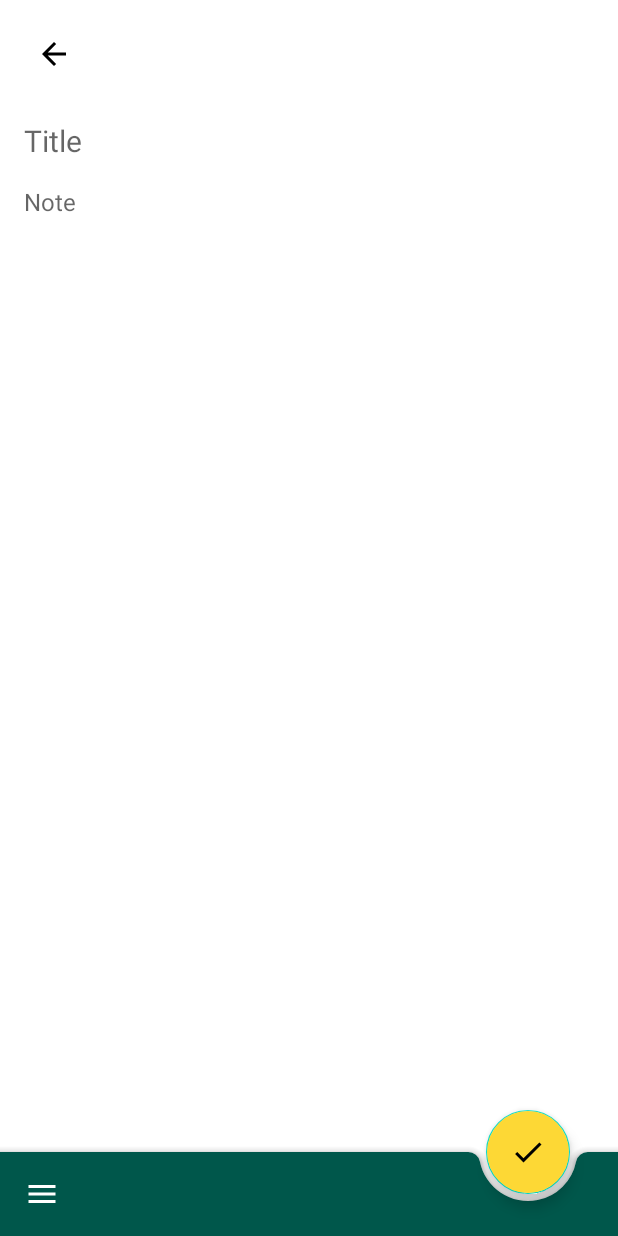
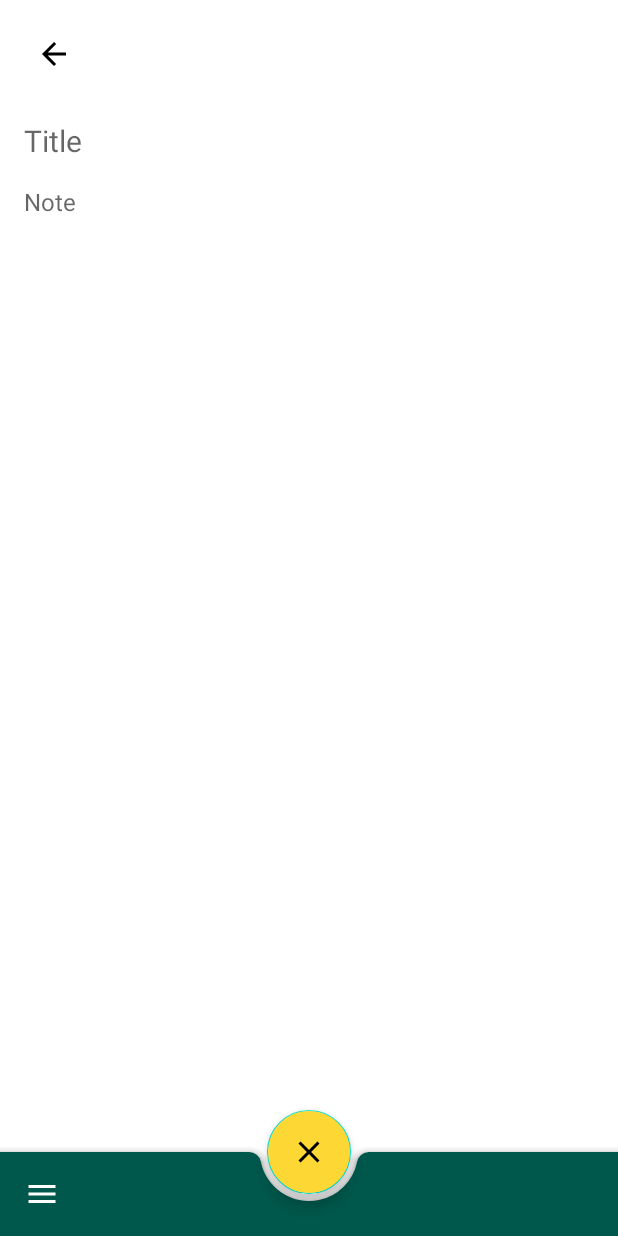
Before and after one commit to iamarjun/ObviousNotes, an Android app: the CreateNoteFragment screen opened through its navigation route, after a tap on an icon or button, on a phone screen of 412 x 824 dp. Run offline under Robolectric (Android 15) with nearby library versions, the phone set to English and light mode, and no system bars.

Commit message:
basic navigation

```diff
--- a/app/src/main/java/com/example/obviousnotes/MainActivity.kt
+++ b/app/src/main/java/com/example/obviousnotes/MainActivity.kt
@@ -10,18 +10,9 @@ import kotlinx.android.synthetic.main.activity_main.*
 
 class MainActivity : AppCompatActivity(R.layout.activity_main) {
 
-    private lateinit var navController: NavController
-
     override fun onCreate(savedInstanceState: Bundle?) {
         super.onCreate(savedInstanceState)
 
         setSupportActionBar(bar)
-
-        fab.setOnClickListener {
-            findNavController(R.id.nav_host_fragment).navigate(R.id.action_notesListFragment_to_createNoteFragment)
-            bar.fabAlignmentMode = BottomAppBar.FAB_ALIGNMENT_MODE_END
-            fab.setImageDrawable(ContextCompat.getDrawable(this, R.drawable.ic_check))
-        }
-
     }
 }
--- a/app/src/main/java/com/example/obviousnotes/createNote/CreateNoteFragment.kt
+++ b/app/src/main/java/com/example/obviousnotes/createNote/CreateNoteFragment.kt
@@ -1,8 +1,18 @@
 package com.example.obviousnotes.createNote
 
 import android.os.Bundle
+import android.view.View
+import androidx.core.content.ContextCompat
 import androidx.fragment.app.Fragment
+import androidx.lifecycle.ViewModelProviders
+import androidx.navigation.NavController
+import androidx.navigation.Navigation
+import com.example.obviousnotes.MainActivity
+import com.example.obviousnotes.NotesViewModel
 import com.example.obviousnotes.R
+import com.google.android.material.bottomappbar.BottomAppBar
+import com.google.android.material.floatingactionbutton.FloatingActionButton
+import kotlinx.android.synthetic.main.activity_main.*
 
 
 class CreateNoteFragment : Fragment(R.layout.create_note_fragment) {
@@ -12,12 +22,38 @@ class CreateNoteFragment : Fragment(R.layout.create_note_fragment) {
             CreateNoteFragment()
     }
 
-//    private lateinit var viewModel: CreateNoteViewModel
+    private lateinit var viewModel: NotesViewModel
+    private lateinit var navController: NavController
+    private var fab: FloatingActionButton? = null
+    private var bar: BottomAppBar? = null
+
+
+    override fun onViewCreated(view: View, savedInstanceState: Bundle?) {
+        super.onViewCreated(view, savedInstanceState)
+
+        navController = Navigation.findNavController(view)
+
+        bar = (activity as MainActivity).bar
+        bar?.fabAnimationMode = BottomAppBar.FAB_ANIMATION_MODE_SLIDE
+
+        fab = (activity as MainActivity).fab
+        fab?.setOnClickListener {
+            bar?.fabAlignmentMode = BottomAppBar.FAB_ALIGNMENT_MODE_CENTER
+            navController.navigate(R.id.action_createNoteFragment_to_noteDetailsFragment)
+
+            (it as FloatingActionButton).setImageDrawable(
+                ContextCompat.getDrawable(
+                    context!!,
+                    R.drawable.ic_close
+                )
+            )
+        }
+    }
 
 
     override fun onActivityCreated(savedInstanceState: Bundle?) {
         super.onActivityCreated(savedInstanceState)
-//        viewModel = ViewModelProviders.of(this).get(CreateNoteViewModel::class.java)
+        viewModel = ViewModelProviders.of(this).get(NotesViewModel::class.java)
         // TODO: Use the ViewModel
     }
 
--- a/app/src/main/java/com/example/obviousnotes/noteList/model/Note.kt
+++ b/app/src/main/java/com/example/obviousnotes/model/Note.kt
@@ -1,4 +1,4 @@
-package com.example.obviousnotes.noteList.model
+package com.example.obviousnotes.model
 
 data class Note(
     val title: String,
--- a/app/src/main/java/com/example/obviousnotes/noteDetails/NoteDetailsFragment.kt
+++ b/app/src/main/java/com/example/obviousnotes/noteDetails/NoteDetailsFragment.kt
@@ -8,8 +8,17 @@ import android.view.ViewGroup
 import android.widget.ImageView
 import androidx.appcompat.widget.AppCompatEditText
 import androidx.appcompat.widget.AppCompatImageView
+import androidx.core.content.ContextCompat
+import androidx.lifecycle.ViewModelProviders
+import androidx.navigation.NavController
+import androidx.navigation.Navigation
+import com.example.obviousnotes.MainActivity
+import com.example.obviousnotes.NotesViewModel
 import com.example.obviousnotes.R
+import com.google.android.material.bottomappbar.BottomAppBar
+import com.google.android.material.floatingactionbutton.FloatingActionButton
 import com.google.android.material.textview.MaterialTextView
+import kotlinx.android.synthetic.main.activity_main.*
 import kotlinx.android.synthetic.main.create_note_fragment.view.*
 
 
@@ -24,11 +33,16 @@ class NoteDetailsFragment : Fragment(R.layout.create_note_fragment) {
     private var timeStamp: MaterialTextView? = null
     private var title: AppCompatEditText? = null
     private var content: AppCompatEditText? = null
+    private var fab: FloatingActionButton? = null
+    private var bar: BottomAppBar? = null
 
-//    private lateinit var viewModel: NoteDetailsViewModel
+    private lateinit var viewModel: NotesViewModel
+    private lateinit var navController: NavController
 
     override fun onViewCreated(view: View, savedInstanceState: Bundle?) {
         super.onViewCreated(view, savedInstanceState)
+
+        navController = Navigation.findNavController(view)
 
         back = view.back
         timeStamp = view.timeStamp
@@ -37,11 +51,26 @@ class NoteDetailsFragment : Fragment(R.layout.create_note_fragment) {
         content = view.content
         content?.isEnabled = false
 
+        bar = (activity as MainActivity).bar
+        bar?.fabAnimationMode = BottomAppBar.FAB_ANIMATION_MODE_SCALE
+
+        fab = (activity as MainActivity).fab
+        fab?.setOnClickListener {
+            bar?.fabAlignmentMode = BottomAppBar.FAB_ALIGNMENT_MODE_CENTER
+            navController.navigate(R.id.action_noteDetailsFragment_to_notesListFragment)
+            (it as FloatingActionButton).setImageDrawable(
+                ContextCompat.getDrawable(
+                    context!!,
+                    R.drawable.ic_add
+                )
+            )
+        }
+
     }
 
     override fun onActivityCreated(savedInstanceState: Bundle?) {
         super.onActivityCreated(savedInstanceState)
-//        viewModel = ViewModelProviders.of(this).get(NoteDetailsViewModel::class.java)
+        viewModel = ViewModelProviders.of(this).get(NotesViewModel::class.java)
         // TODO: Use the ViewModel
     }
 
--- a/app/src/main/java/com/example/obviousnotes/noteList/NotesListAdapter.kt
+++ b/app/src/main/java/com/example/obviousnotes/noteList/NotesListAdapter.kt
@@ -5,7 +5,7 @@ import android.view.View
 import android.view.ViewGroup
 import androidx.recyclerview.widget.RecyclerView
 import com.example.obviousnotes.R
-import com.example.obviousnotes.noteList.model.Note
+import com.example.obviousnotes.model.Note
 import kotlinx.android.synthetic.main.layout_note_item.view.*
 
 class NotesListAdapter : RecyclerView.Adapter<NotesListAdapter.NotesListViewHolder>() {
--- a/app/src/main/java/com/example/obviousnotes/noteList/NotesListFragment.kt
+++ b/app/src/main/java/com/example/obviousnotes/noteList/NotesListFragment.kt
@@ -2,10 +2,19 @@ package com.example.obviousnotes.noteList
 
 import android.os.Bundle
 import android.view.View
+import androidx.core.content.ContextCompat
 import androidx.fragment.app.Fragment
+import androidx.lifecycle.ViewModelProviders
+import androidx.navigation.NavController
+import androidx.navigation.Navigation
 import androidx.recyclerview.widget.RecyclerView
 import androidx.recyclerview.widget.StaggeredGridLayoutManager
+import com.example.obviousnotes.MainActivity
+import com.example.obviousnotes.NotesViewModel
 import com.example.obviousnotes.R
+import com.google.android.material.bottomappbar.BottomAppBar
+import com.google.android.material.floatingactionbutton.FloatingActionButton
+import kotlinx.android.synthetic.main.activity_main.*
 import kotlinx.android.synthetic.main.notes_list_fragment.view.*
 
 
@@ -13,26 +22,46 @@ class NotesListFragment : Fragment(R.layout.notes_list_fragment) {
 
     private var list: RecyclerView? = null
     private val adapter by lazy { NotesListAdapter() }
+    private var fab: FloatingActionButton? = null
+    private var bar: BottomAppBar? = null
 
 
     companion object {
         fun newInstance() = NotesListFragment()
     }
 
-//    private lateinit var viewModel: NotesListViewModel
+    private lateinit var viewModel: NotesViewModel
+    private lateinit var navController: NavController
 
     override fun onViewCreated(view: View, savedInstanceState: Bundle?) {
         super.onViewCreated(view, savedInstanceState)
+
+        navController = Navigation.findNavController(view)
 
         list = view.notes_list
         list?.layoutManager = StaggeredGridLayoutManager(2, RecyclerView.VERTICAL)
         list?.adapter = adapter
 
+        bar = (activity as MainActivity).bar
+        bar?.fabAnimationMode = BottomAppBar.FAB_ANIMATION_MODE_SLIDE
+
+        fab = (activity as MainActivity).fab
+        fab?.setOnClickListener {
+            bar?.fabAlignmentMode = BottomAppBar.FAB_ALIGNMENT_MODE_END
+            navController.navigate(R.id.action_notesListFragment_to_createNoteFragment)
+            (it as FloatingActionButton).setImageDrawable(
+                ContextCompat.getDrawable(
+                    context!!,
+                    R.drawable.ic_check
+                )
+            )
+        }
+
     }
 
     override fun onActivityCreated(savedInstanceState: Bundle?) {
         super.onActivityCreated(savedInstanceState)
-//        viewModel = ViewModelProviders.of(this).get(NotesListViewModel::class.java)
+        viewModel = ViewModelProviders.of(this).get(NotesViewModel::class.java)
         // TODO: Use the ViewModel
     }
 
--- /dev/null
+++ b/app/src/main/res/drawable/ic_close.xml
@@ -0,0 +1,9 @@
+<vector xmlns:android="http://schemas.android.com/apk/res/android"
+        android:width="24dp"
+        android:height="24dp"
+        android:viewportWidth="24.0"
+        android:viewportHeight="24.0">
+    <path
+        android:fillColor="#FF000000"
+        android:pathData="M19,6.41L17.59,5 12,10.59 6.41,5 5,6.41 10.59,12 5,17.59 6.41,19 12,13.41 17.59,19 19,17.59 13.41,12z"/>
+</vector>
--- a/app/src/main/res/layout/activity_main.xml
+++ b/app/src/main/res/layout/activity_main.xml
@@ -29,7 +29,6 @@
             android:layout_height="wrap_content"
             android:layout_gravity="bottom"
             android:backgroundTint="@color/colorPrimaryDark"
-            app:fabAnimationMode="slide"
             app:navigationIcon="@drawable/ic_menu" />
 
         <com.google.android.material.floatingactionbutton.FloatingActionButton
--- a/app/src/main/res/navigation/nav_graph.xml
+++ b/app/src/main/res/navigation/nav_graph.xml
@@ -22,12 +22,20 @@
         android:id="@+id/createNoteFragment"
         android:name="com.example.obviousnotes.createNote.CreateNoteFragment"
         android:label="create_note_fragment"
-        tools:layout="@layout/create_note_fragment" />
+        tools:layout="@layout/create_note_fragment">
+        <action
+            android:id="@+id/action_createNoteFragment_to_noteDetailsFragment"
+            app:destination="@id/noteDetailsFragment" />
+    </fragment>
 
     <fragment
         android:id="@+id/noteDetailsFragment"
         android:name="com.example.obviousnotes.noteDetails.NoteDetailsFragment"
         android:label="note_details_fragment"
-        tools:layout="@layout/note_details_fragment" />
+        tools:layout="@layout/note_details_fragment">
+        <action
+            android:id="@+id/action_noteDetailsFragment_to_notesListFragment"
+            app:destination="@id/notesListFragment" />
+    </fragment>
 
 </navigation>
```
